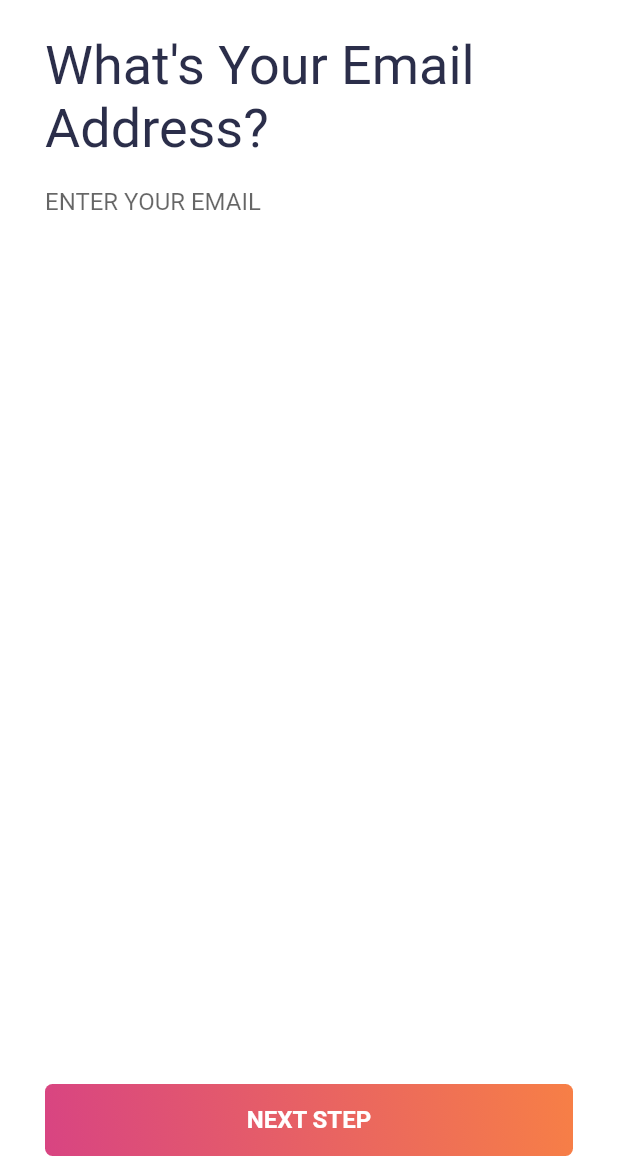
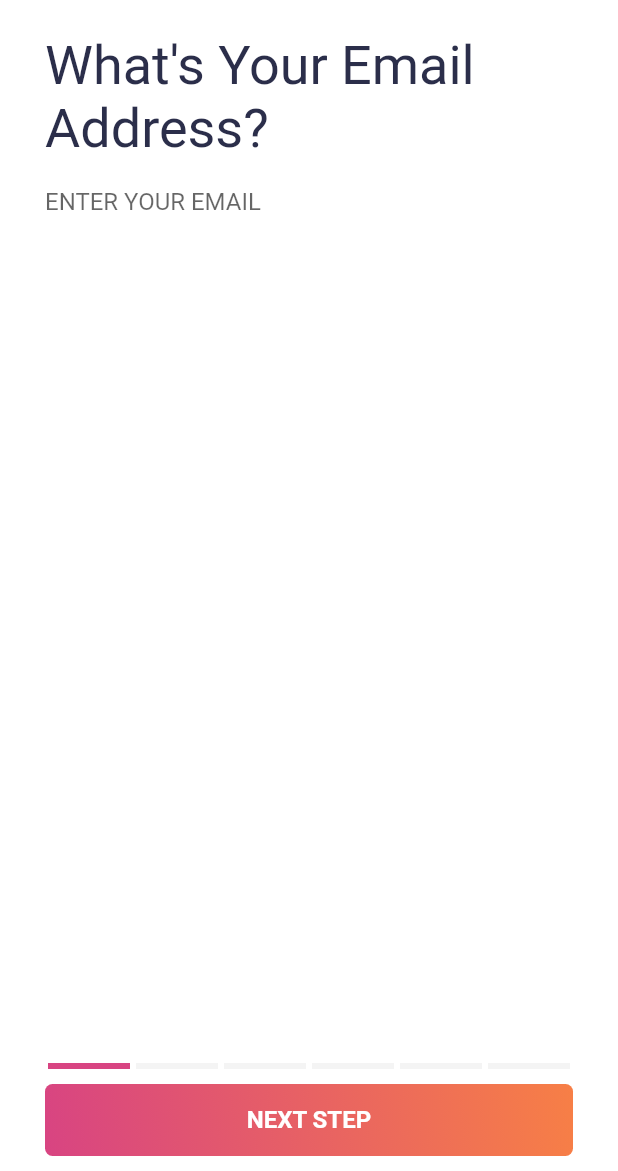
Before and after one commit to CPAD-Gazipur/Flutter-Dating-App, a Flutter app: the screen it shows after launch, after a tap on "START", on a phone screen of 412 x 824 dp, the part 65-1236 px from its top. Run offline on Flutter 3.47's test engine with Material 2 defaults, Android fonts, the light colour scheme and no system bars; drawn by our look-alikes of step_progress_indicator; our stand-ins replace bloc, equatable, flutter_bloc; Roboto replaces fonts that are missing (Optima).

Commit message:
Dating App: OnBoarding ProgressIndicator Added

```diff
--- a/lib/screens/on_boarding/on_boarding_tab_screens/email_tab_screen.dart
+++ b/lib/screens/on_boarding/on_boarding_tab_screens/email_tab_screen.dart
@@ -1,4 +1,5 @@
 import 'package:flutter/material.dart';
+import 'package:step_progress_indicator/step_progress_indicator.dart';
 
 import '../../../widgets/widgets.dart';
 
@@ -31,11 +32,25 @@ class EmailTabScreen extends StatelessWidget {
               ),
             ],
           ),
+          Column(
+            children: [
+              StepProgressIndicator(
+                totalSteps: 6,
+                currentStep: 1,
+                selectedColor: Theme.of(context).primaryColor,
+                unselectedColor: Theme.of(context).backgroundColor,
+              ),
+              const SizedBox(
+                height: 10,
+              ),
               CustomButton(
                 tabController: tabController,
                 text: 'NEXT STEP',
               ),
             ],
-        ));
+          ),
+        ],
+      ),
+    );
   }
 }
--- a/pubspec.yaml
+++ b/pubspec.yaml
@@ -36,6 +36,7 @@ dependencies:
   cupertino_icons: ^1.0.2
   equatable: ^2.0.3
   flutter_bloc: ^8.0.1
+  step_progress_indicator: ^1.0.2
 
 dev_dependencies:
   flutter_test:
```
Also changed, not shown: lib/screens/on_boarding/on_boarding_tab_screens/biography_tab_screen.dart (+17 -3 lines), lib/screens/on_boarding/on_boarding_tab_screens/demographics_tab_screen.dart (+17 -3 lines), lib/screens/on_boarding/on_boarding_tab_screens/email_verification_tab_screen.dart (+17 -3 lines), lib/screens/on_boarding/on_boarding_tab_screens/pictures_tab_screen.dart (+17 -3 lines), pubspec.lock. Lines whose indentation alone changed are shown as unchanged.
